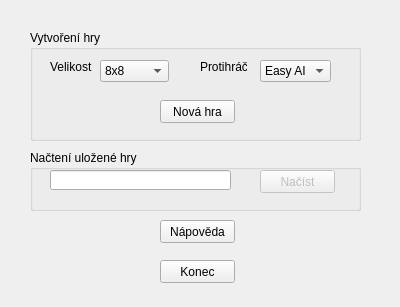
Before: the Qt Designer form src/mainwindow.ui in goaldus/HRA2016, drawn with Qt 5.
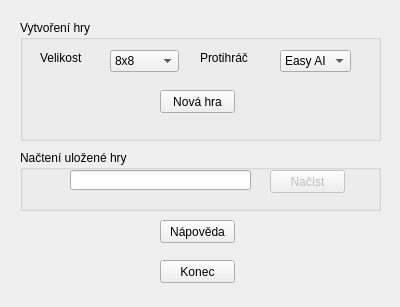
After: the same form once the commit is applied. Icons and pictures are not drawn.

The edit to the form file:
```diff
--- a/src/mainwindow.ui
+++ b/src/mainwindow.ui
@@ -42,10 +42,10 @@
    <widget class="QGroupBox" name="newGB">
     <property name="geometry">
      <rect>
-      <x>30</x>
-      <y>30</y>
-      <width>331</width>
-      <height>111</height>
+      <x>20</x>
+      <y>20</y>
+      <width>361</width>
+      <height>121</height>
      </rect>
     </property>
     <property name="title">
@@ -54,7 +54,7 @@
     <widget class="QPushButton" name="newBtn">
      <property name="geometry">
       <rect>
-       <x>130</x>
+       <x>140</x>
        <y>70</y>
        <width>75</width>
        <height>23</height>
@@ -73,7 +73,7 @@
     <widget class="QComboBox" name="enemyCB">
      <property name="geometry">
       <rect>
-       <x>230</x>
+       <x>260</x>
        <y>30</y>
        <width>71</width>
        <height>22</height>
@@ -104,7 +104,7 @@
     <widget class="QComboBox" name="sizeCB">
      <property name="geometry">
       <rect>
-       <x>70</x>
+       <x>90</x>
        <y>30</y>
        <width>69</width>
        <height>22</height>
@@ -142,8 +142,8 @@
       <rect>
        <x>20</x>
        <y>30</y>
-       <width>47</width>
-       <height>13</height>
+       <width>61</width>
+       <height>16</height>
       </rect>
      </property>
      <property name="text">
@@ -153,10 +153,10 @@
     <widget class="QLabel" name="enemyLabel">
      <property name="geometry">
       <rect>
-       <x>170</x>
+       <x>180</x>
        <y>30</y>
-       <width>47</width>
-       <height>13</height>
+       <width>71</width>
+       <height>16</height>
       </rect>
      </property>
      <property name="text">
@@ -167,9 +167,9 @@
    <widget class="QGroupBox" name="loadGB">
     <property name="geometry">
      <rect>
-      <x>30</x>
+      <x>20</x>
       <y>150</y>
-      <width>331</width>
+      <width>361</width>
       <height>61</height>
      </rect>
     </property>
@@ -179,7 +179,7 @@
     <widget class="QLineEdit" name="loadArg">
      <property name="geometry">
       <rect>
-       <x>20</x>
+       <x>50</x>
        <y>20</y>
        <width>181</width>
        <height>20</height>
@@ -198,7 +198,7 @@
      </property>
      <property name="geometry">
       <rect>
-       <x>230</x>
+       <x>250</x>
        <y>20</y>
        <width>75</width>
        <height>23</height>
```
